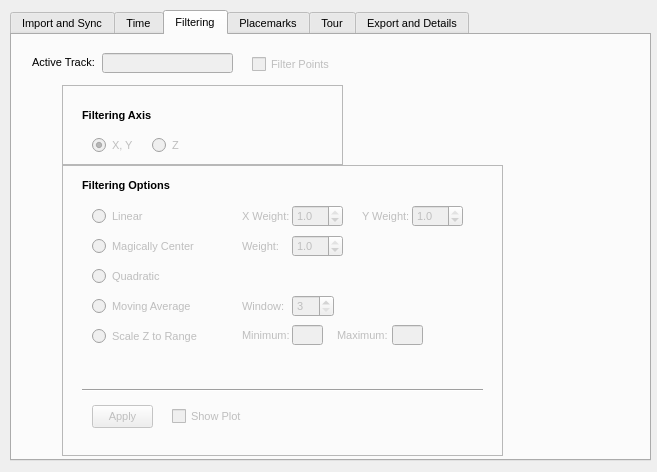
SeanKMcGinnis/250MilesCrossingPhila, file QGISPlugin/MilkMachine/ui_milkmachine.ui: the form before one commit.
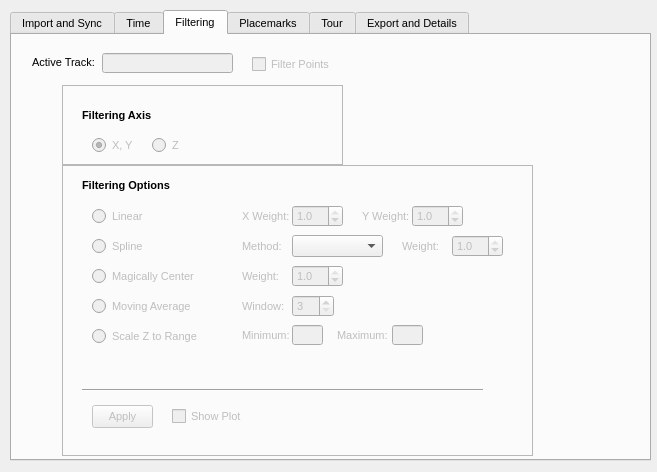
The form after the commit. The open tabs and pages were chosen to show the change. Icons and pictures are not drawn.

Commit message:
Spline Interpolation
Task:  Removed the "quadratic" interpolation from the filtering options.
Replaced it with a weighted spline interpolator that accepts
"Quadratic", "Cubic", 4th, and 5th order polynomial smoothers. The
operates by regressing the Y axis (latitude) on the X axis (longitude),
which means that X is the predictor and y is the dependent variable.

What changed in the file:
```diff
--- a/QGISPlugin/MilkMachine/ui_milkmachine.ui
+++ b/QGISPlugin/MilkMachine/ui_milkmachine.ui
@@ -729,7 +729,7 @@
       <rect>
        <x>50</x>
        <y>130</y>
-       <width>441</width>
+       <width>471</width>
        <height>291</height>
       </rect>
      </property>
@@ -800,7 +800,7 @@
       <property name="geometry">
        <rect>
         <x>30</x>
-        <y>100</y>
+        <y>70</y>
         <width>82</width>
         <height>22</height>
        </rect>
@@ -809,7 +809,7 @@
        <string>&lt;html&gt;&lt;head/&gt;&lt;body&gt;&lt;p&gt;After selecting a number of points within an edit session, the quadratic regression filter will place all points along a line. The line is fit using a least squares regression.&lt;/p&gt;&lt;/body&gt;&lt;/html&gt;</string>
       </property>
       <property name="text">
-       <string>Quadratic</string>
+       <string>Spline</string>
       </property>
      </widget>
      <widget class="QSpinBox" name="spinBox_filtering_moving">
@@ -1084,7 +1084,7 @@
       <property name="geometry">
        <rect>
         <x>30</x>
-        <y>70</y>
+        <y>100</y>
         <width>121</width>
         <height>22</height>
        </rect>
@@ -1103,7 +1103,7 @@
       <property name="geometry">
        <rect>
         <x>180</x>
-        <y>70</y>
+        <y>100</y>
         <width>51</width>
         <height>22</height>
        </rect>
@@ -1122,7 +1122,7 @@
       <property name="geometry">
        <rect>
         <x>230</x>
-        <y>70</y>
+        <y>100</y>
         <width>51</width>
         <height>22</height>
        </rect>
@@ -1143,6 +1143,85 @@
        <double>1.000000000000000</double>
       </property>
      </widget>
+     <widget class="QLabel" name="label_64">
+      <property name="enabled">
+       <bool>false</bool>
+      </property>
+      <property name="geometry">
+       <rect>
+        <x>180</x>
+        <y>70</y>
+        <width>51</width>
+        <height>22</height>
+       </rect>
+      </property>
+      <property name="toolTip">
+       <string>&lt;html&gt;&lt;head/&gt;&lt;body&gt;&lt;p&gt;&lt;br/&gt;&lt;/p&gt;&lt;/body&gt;&lt;/html&gt;</string>
+      </property>
+      <property name="text">
+       <string>Method:</string>
+      </property>
+     </widget>
+     <widget class="QComboBox" name="comboBox_filtering_spline">
+      <property name="geometry">
+       <rect>
+        <x>230</x>
+        <y>70</y>
+        <width>91</width>
+        <height>22</height>
+       </rect>
+      </property>
+      <property name="toolTip">
+       <string>&lt;html&gt;&lt;head/&gt;&lt;body&gt;&lt;p&gt;In mathematics, a spline is a numeric function that is piecewise-defined by polynomial functions, and which possesses a sufficiently high degree of smoothness at the places where the polynomial pieces connect (which are known as knots).&lt;/p&gt;&lt;p&gt;&lt;br/&gt;&lt;/p&gt;&lt;p&gt;&lt;span style=&quot; font-weight:600;&quot;&gt;Quadratic&lt;/span&gt; - Used a quadratic (i.e. 2nd order polynomial) function to create the smoothing spline.&lt;/p&gt;&lt;p&gt;&lt;br/&gt;&lt;/p&gt;&lt;p&gt;&lt;span style=&quot; font-weight:600;&quot;&gt;Cubic&lt;/span&gt; -  Used a cubic (i.e. 3nd order polynomial) function to create the smoothing spline.&lt;/p&gt;&lt;p&gt;&lt;br/&gt;&lt;/p&gt;&lt;p&gt;&lt;span style=&quot; font-weight:600;&quot;&gt;4th Order&lt;/span&gt; - 4th order polynomial function.&lt;/p&gt;&lt;p&gt;&lt;br/&gt;&lt;/p&gt;&lt;p&gt;&lt;span style=&quot; font-weight:600;&quot;&gt;5th Order&lt;/span&gt; - 5th order polynomial function.&lt;/p&gt;&lt;/body&gt;&lt;/html&gt;</string>
+      </property>
+     </widget>
+     <widget class="QLabel" name="label_65">
+      <property name="enabled">
+       <bool>false</bool>
+      </property>
+      <property name="geometry">
+       <rect>
+        <x>340</x>
+        <y>70</y>
+        <width>51</width>
+        <height>22</height>
+       </rect>
+      </property>
+      <property name="toolTip">
+       <string>&lt;html&gt;&lt;head/&gt;&lt;body&gt;&lt;p&gt;&lt;br/&gt;&lt;/p&gt;&lt;/body&gt;&lt;/html&gt;</string>
+      </property>
+      <property name="text">
+       <string>Weight:</string>
+      </property>
+     </widget>
+     <widget class="QDoubleSpinBox" name="doubleSpinBox_filtering_spline_weight">
+      <property name="enabled">
+       <bool>false</bool>
+      </property>
+      <property name="geometry">
+       <rect>
+        <x>390</x>
+        <y>70</y>
+        <width>51</width>
+        <height>22</height>
+       </rect>
+      </property>
+      <property name="toolTip">
+       <string>&lt;html&gt;&lt;head/&gt;&lt;body&gt;&lt;p&gt;Use the weight to adjust the spline smoother. The values range from 0-1. If 1, the values will be placed along the line. If 0.5, the values will be place 50% between the original value and the estimated value.&lt;/p&gt;&lt;/body&gt;&lt;/html&gt;</string>
+      </property>
+      <property name="decimals">
+       <number>1</number>
+      </property>
+      <property name="maximum">
+       <double>1.000000000000000</double>
+      </property>
+      <property name="singleStep">
+       <double>0.100000000000000</double>
+      </property>
+      <property name="value">
+       <double>1.000000000000000</double>
+      </property>
+     </widget>
     </widget>
     <widget class="QFrame" name="frame_2">
      <property name="geometry">
```
Left out of the diff: 14 changed lines with no effect on the pictures. The commit also changes 8 other files.
